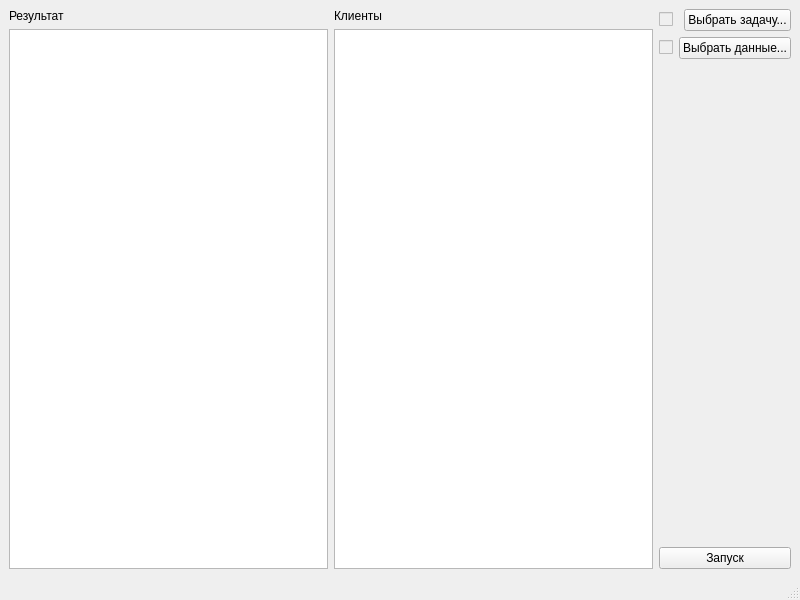
This is lab_Koch/mainwindow.ui in Librenoco/Lab_VS as Qt 5 draws it before an edit. The edited form follows.
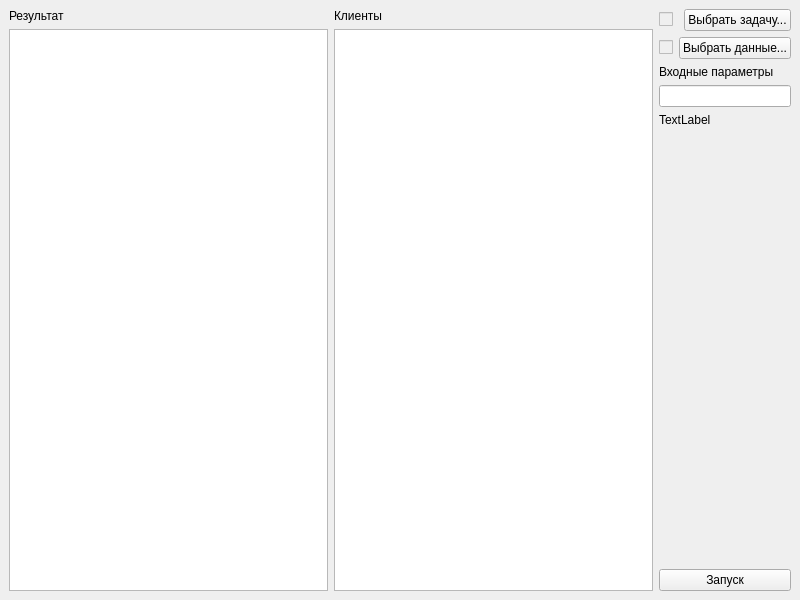
This is the edited form.

Diff of the .ui file:
```diff
--- a/lab_Koch/mainwindow.ui
+++ b/lab_Koch/mainwindow.ui
@@ -101,6 +101,30 @@
         </item>
        </layout>
       </item>
+      <item>
+       <widget class="QLabel" name="label">
+        <property name="text">
+         <string>Входные параметры</string>
+        </property>
+       </widget>
+      </item>
+      <item>
+       <widget class="QLineEdit" name="lineEdit">
+        <property name="sizePolicy">
+         <sizepolicy hsizetype="Minimum" vsizetype="Fixed">
+          <horstretch>0</horstretch>
+          <verstretch>0</verstretch>
+         </sizepolicy>
+        </property>
+       </widget>
+      </item>
+      <item>
+       <widget class="QLabel" name="label_2">
+        <property name="text">
+         <string>TextLabel</string>
+        </property>
+       </widget>
+      </item>
       <item>
        <spacer name="verticalSpacer">
         <property name="orientation">
@@ -135,7 +159,6 @@
     </rect>
    </property>
   </widget>
-  <widget class="QStatusBar" name="statusbar"/>
  </widget>
  <resources/>
  <connections/>
```
